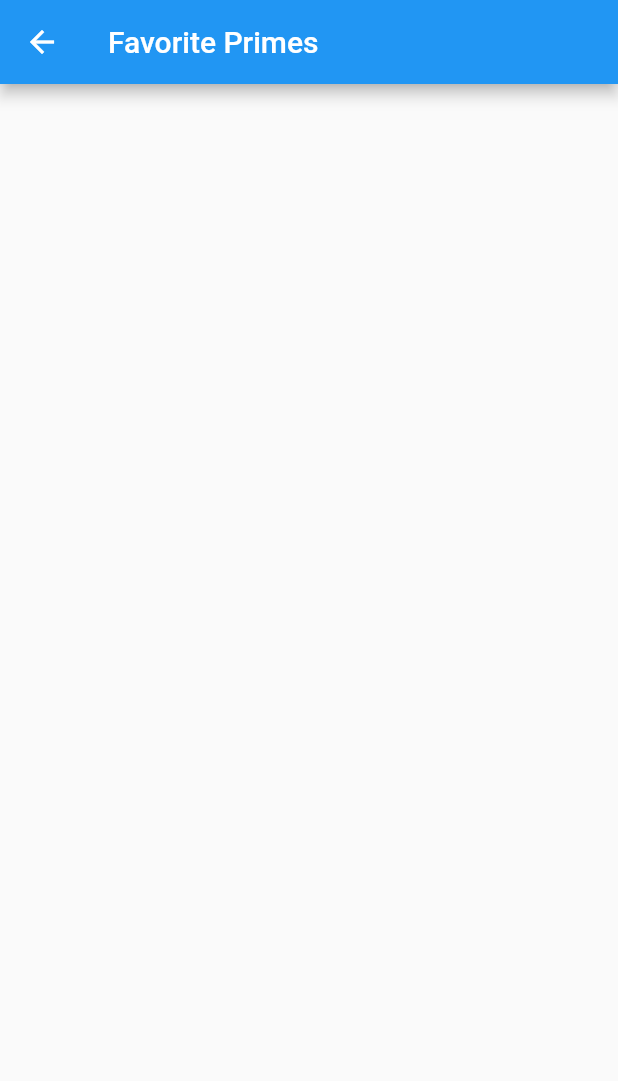
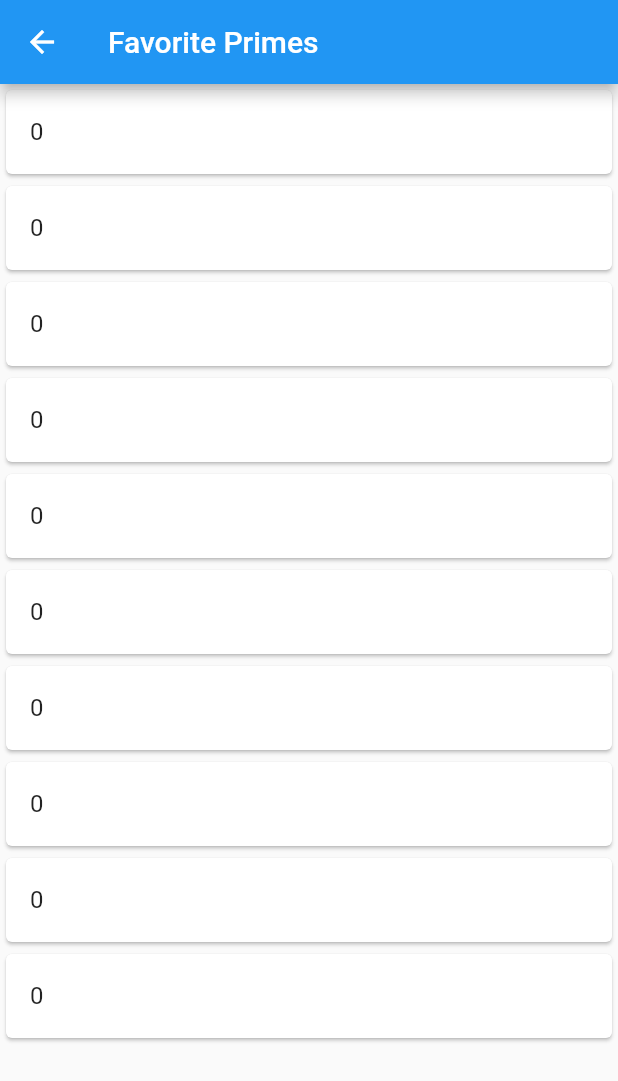
Before and after one commit to jpsasi/PrimeDemo, a Flutter app: the screen it shows after launch, after a tap on "Favorite Primes", on a phone screen of 412 x 824 dp. Shown: the top 1081 px of the screen. Run offline on Flutter 3.47's test engine with Material 2 defaults, Android fonts, the phone set to English and light mode, and no system bars.

```diff
--- /dev/null
+++ b/lib/bloc/counter_bloc.dart
@@ -0,0 +1 @@
+class CounterBloc {}
--- a/lib/main.dart
+++ b/lib/main.dart
@@ -1,7 +1,5 @@
 import 'package:flutter/material.dart';
 import 'package:prime_demo/pages/content_page.dart';
-import 'package:prime_demo/store/counter_store.dart';
-import 'package:provider/provider.dart';
 
 void main() => runApp(MyApp());
 
@@ -9,19 +7,12 @@ class MyApp extends StatelessWidget {
   // This widget is the root of your application.
   @override
   Widget build(BuildContext context) {
-    return MultiProvider(
-      providers: [
-        ChangeNotifierProvider<CounterStore>(
-          create: (_) => CounterStore(),
-        ),
-      ],
-      child: MaterialApp(
-        title: 'Flutter Demo',
-        theme: ThemeData(
-          primarySwatch: Colors.blue,
-        ),
-        home: ContentPage(),
+    return MaterialApp(
+      title: 'Flutter Demo',
+      theme: ThemeData(
+        primarySwatch: Colors.blue,
       ),
+      home: ContentPage(),
     );
   }
 }
--- a/lib/pages/content_page.dart
+++ b/lib/pages/content_page.dart
@@ -1,17 +1,13 @@
 import 'package:flutter/material.dart';
 import 'package:prime_demo/pages/counter_page.dart';
 import 'package:prime_demo/pages/favorite_primes_page.dart';
-import 'package:prime_demo/store/counter_store.dart';
-import 'package:provider/provider.dart';
 
 class ContentPage extends StatelessWidget {
   const ContentPage({Key key}) : super(key: key);
 
   @override
   Widget build(BuildContext context) {
-    return ChangeNotifierProvider<CounterStore>(
-      create: (_) => CounterStore(),
-      child: Scaffold(
+    return Scaffold(
       appBar: AppBar(
         title: Text('State Management'),
       ),
@@ -41,7 +37,6 @@ class ContentPage extends StatelessWidget {
           )
         ],
       ),
-      ),
     );
   }
 }
--- a/lib/pages/favorite_primes_page.dart
+++ b/lib/pages/favorite_primes_page.dart
@@ -1,6 +1,4 @@
 import 'package:flutter/material.dart';
-import 'package:prime_demo/store/counter_store.dart';
-import 'package:provider/provider.dart';
 
 class FavoritePrimesPage extends StatelessWidget {
   const FavoritePrimesPage({Key key}) : super(key: key);
@@ -8,7 +6,6 @@ class FavoritePrimesPage extends StatelessWidget {
   @override
   Widget build(BuildContext context) {
     print('FavoritePrimePage build');
-    final CounterStore counterStore = Provider.of<CounterStore>(context);
     return Scaffold(
       appBar: AppBar(
         title: Text('Favorite Primes'),
@@ -17,11 +14,11 @@ class FavoritePrimesPage extends StatelessWidget {
         itemBuilder: (_, index) {
           return Card(
             child: ListTile(
-              title: Text('${counterStore.favoritePrimes[index]}'),
+              title: Text('0'),
             ),
           );
         },
-        itemCount: counterStore.favoritePrimes.length,
+        itemCount: 10,
       ),
     );
   }
--- a/pubspec.yaml
+++ b/pubspec.yaml
@@ -19,8 +19,6 @@ environment:
 dependencies:
   flutter:
     sdk: flutter
-  provider: ^4.0.5+1
-  humanize: ^0.2.1
   http: ^0.12.1
 
   # The following adds the Cupertino Icons font to your application.
```
Also changed, not shown: lib/pages/counter_page.dart (+5 -70 lines), lib/pages/prime_modal_page.dart (+1 -32 lines), pubspec.lock, 1 other file. Lines whose indentation alone changed are shown as unchanged.
